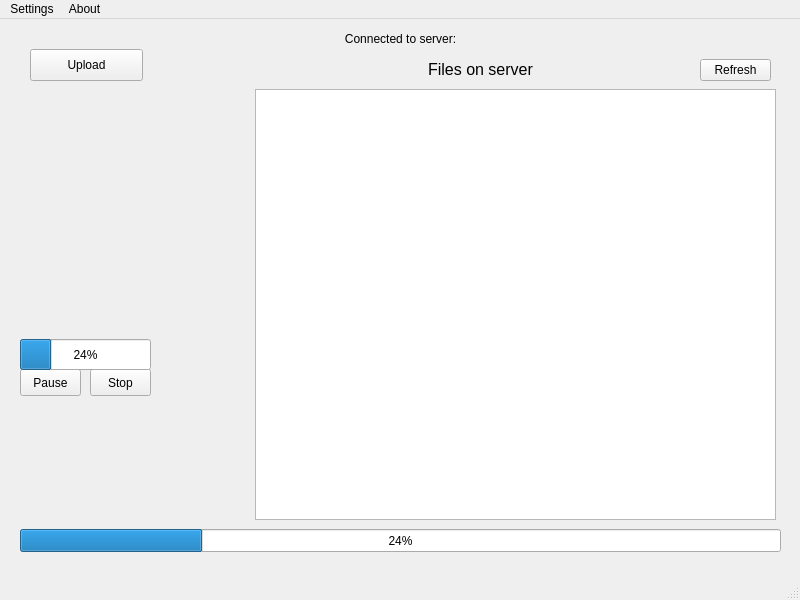
Above: Client/connectedwindow.ui from avikantz/DankFTPClient before the change. Below: the same form after it.
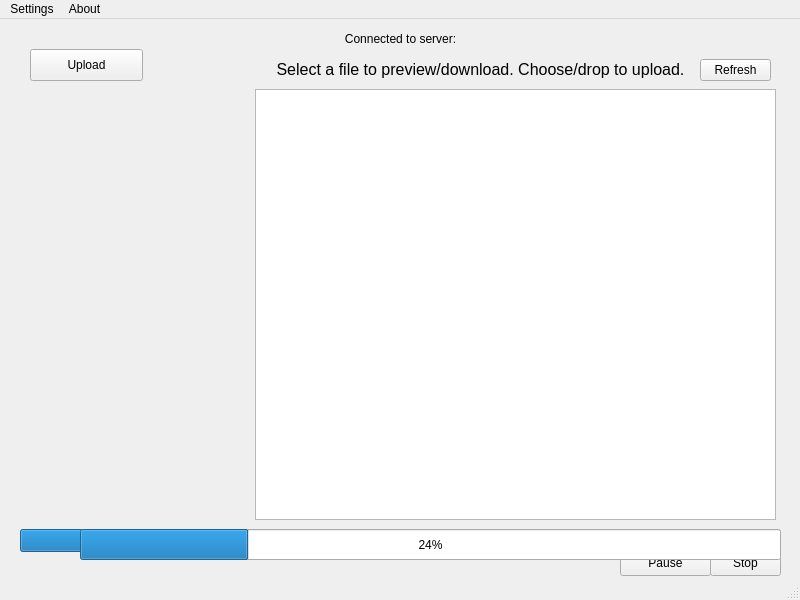
That is the form after the change.

Commit message: Image previews

Diff of the .ui file:
```diff
--- a/Client/connectedwindow.ui
+++ b/Client/connectedwindow.ui
@@ -61,7 +61,7 @@
      </font>
     </property>
     <property name="text">
-     <string>Files on server</string>
+     <string>Select a file to preview/download. Choose/drop to upload.</string>
     </property>
     <property name="alignment">
      <set>Qt::AlignCenter</set>
@@ -102,9 +102,9 @@
    <widget class="QPushButton" name="pauseButton">
     <property name="geometry">
      <rect>
-      <x>20</x>
-      <y>350</y>
-      <width>61</width>
+      <x>620</x>
+      <y>530</y>
+      <width>91</width>
       <height>27</height>
      </rect>
     </property>
@@ -115,9 +115,9 @@
    <widget class="QPushButton" name="stopButton">
     <property name="geometry">
      <rect>
-      <x>90</x>
-      <y>350</y>
-      <width>61</width>
+      <x>710</x>
+      <y>530</y>
+      <width>71</width>
       <height>27</height>
      </rect>
     </property>
@@ -128,9 +128,9 @@
    <widget class="QLabel" name="label_3">
     <property name="geometry">
      <rect>
-      <x>36</x>
-      <y>270</y>
-      <width>441</width>
+      <x>90</x>
+      <y>530</y>
+      <width>521</width>
       <height>20</height>
      </rect>
     </property>
@@ -163,9 +163,9 @@
    <widget class="QProgressBar" name="playedProgress">
     <property name="geometry">
      <rect>
-      <x>20</x>
-      <y>320</y>
-      <width>131</width>
+      <x>80</x>
+      <y>510</y>
+      <width>701</width>
       <height>31</height>
      </rect>
     </property>
@@ -179,10 +179,26 @@
    <widget class="QLabel" name="duration">
     <property name="geometry">
      <rect>
-      <x>440</x>
-      <y>320</y>
-      <width>67</width>
-      <height>17</height>
+      <x>20</x>
+      <y>510</y>
+      <width>51</width>
+      <height>31</height>
+     </rect>
+    </property>
+    <property name="text">
+     <string/>
+    </property>
+    <property name="alignment">
+     <set>Qt::AlignRight|Qt::AlignTrailing|Qt::AlignVCenter</set>
+    </property>
+   </widget>
+   <widget class="QLabel" name="imageLabel">
+    <property name="geometry">
+     <rect>
+      <x>19</x>
+      <y>130</y>
+      <width>221</width>
+      <height>361</height>
      </rect>
     </property>
     <property name="text">
```
The commit also changes 3 other files.
